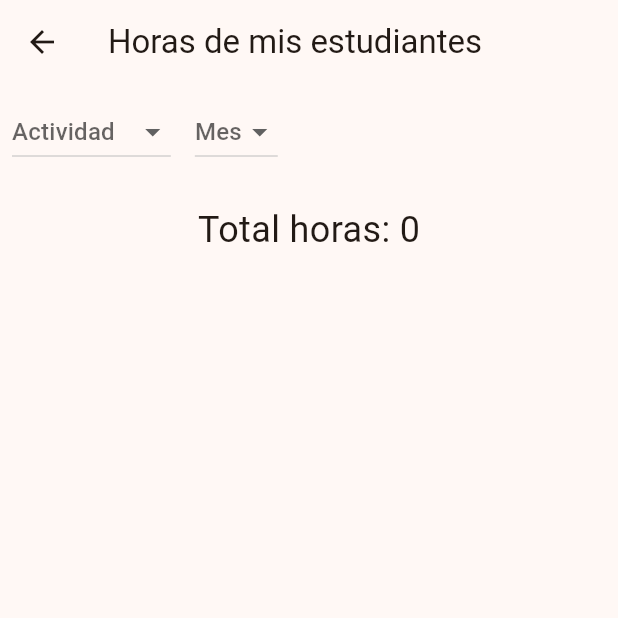
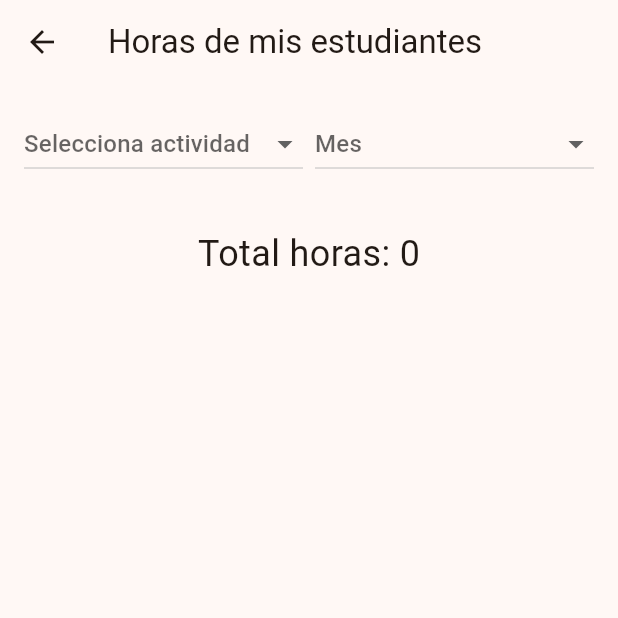
Before and after one commit to Antonella055/DDBE-Proyecto, a Flutter app: the EstadisticasProfe screen opened directly with empty values, on a phone screen of 412 x 824 dp, the top half of it. Run offline on Flutter 3.47's test engine with Material 3 defaults, Android fonts, the phone set to English and light mode, and no system bars; our stand-ins replace fl_chart, flutter_dotenv, image_picker, supabase_flutter, table_calendar; accounts and stored records are empty; network calls fail; Roboto replaces fonts that are missing (Arial).

Commit message:
modificacion de edicion de horas culminadas

```diff
--- /dev/null
+++ b/lib/features/home/presentation/widgets/FiltroWidget.dart
@@ -0,0 +1,62 @@
+import 'package:flutter/material.dart';
+
+class FiltroWidget extends StatelessWidget {
+  final List<String> actividades;
+  final String? actividadSeleccionada;
+  final int? mesSeleccionado;
+  final void Function(String?, int?) onFiltrar;
+
+  const FiltroWidget({
+    super.key,
+    required this.actividades,
+    required this.actividadSeleccionada,
+    required this.mesSeleccionado,
+    required this.onFiltrar,
+  });
+
+  @override
+  Widget build(BuildContext context) {
+    return Padding(
+      padding: const EdgeInsets.all(8.0),
+      child: Row(
+        children: [
+          // Filtro de actividad
+          Expanded(
+            child: DropdownButton<String>(
+              value: actividadSeleccionada,
+              hint: const Text('Selecciona actividad'),
+              isExpanded: true,
+              items: actividades.map((actividad) {
+                return DropdownMenuItem<String>(
+                  value: actividad,
+                  child: Text(actividad),
+                );
+              }).toList(),
+              onChanged: (value) {
+                onFiltrar(value, mesSeleccionado);
+              },
+            ),
+          ),
+          const SizedBox(width: 8),
+          // Filtro de mes
+          Expanded(
+            child: DropdownButton<int>(
+              value: mesSeleccionado,
+              hint: const Text('Mes'),
+              isExpanded: true,
+              items: List.generate(12, (i) => i + 1).map((mes) {
+                return DropdownMenuItem<int>(
+                  value: mes,
+                  child: Text('Mes $mes'),
+                );
+              }).toList(),
+              onChanged: (value) {
+                onFiltrar(actividadSeleccionada, value);
+              },
+            ),
+          ),
+        ],
+      ),
+    );
+  }
+}
--- a/lib/features/home/presentation/widgets/filtro.dart
+++ /dev/null
@@ -1,57 +0,0 @@
-import 'package:flutter/material.dart';
-
-class FiltroWidget extends StatefulWidget {
-  final List<String> actividades;
-  final Function(String? actividad, int? mes) onFiltrar;
-
-  const FiltroWidget({
-    super.key,
-    required this.actividades,
-    required this.onFiltrar,
-  });
-
-  @override
-  State<FiltroWidget> createState() => _FiltroWidgetState();
-}
-
-class _FiltroWidgetState extends State<FiltroWidget> {
-  String? actividadSeleccionada;
-  int? mesSeleccionado;
-
-  @override
-  Widget build(BuildContext context) {
-    return Row(
-      children: [
-        DropdownButton<String>(
-          hint: const Text('Actividad'),
-          value: actividadSeleccionada,
-          items:
-              widget.actividades
-                  .map((act) => DropdownMenuItem(value: act, child: Text(act)))
-                  .toList(),
-          onChanged: (value) {
-            setState(() {
-              actividadSeleccionada = value;
-            });
-            widget.onFiltrar(actividadSeleccionada, mesSeleccionado);
-          },
-        ),
-        const SizedBox(width: 16),
-        DropdownButton<int>(
-          hint: const Text('Mes'),
-          value: mesSeleccionado,
-          items: List.generate(
-            12,
-            (i) => DropdownMenuItem(value: i + 1, child: Text('${i + 1}')),
-          ),
-          onChanged: (value) {
-            setState(() {
-              mesSeleccionado = value;
-            });
-            widget.onFiltrar(actividadSeleccionada, mesSeleccionado);
-          },
-        ),
-      ],
-    );
-  }
-}
--- a/lib/features/home/presentation/widgets/horas_estudiantes_profesor.dart
+++ b/lib/features/home/presentation/widgets/horas_estudiantes_profesor.dart
@@ -1,7 +1,8 @@
 import 'package:flutter/material.dart';
 import 'package:ayudantia_software/services/supabase_service.dart';
-import 'filtro.dart';
+
 import 'estadisticas_del_estudiante.dart'; // Importa el gráfico
+import 'FiltroWidget.dart';
 
 class EstadisticasProfe extends StatefulWidget {
   final String profesorId; // Pasa el id del profesor
@@ -57,7 +58,7 @@ class _EstadisticasProfeState extends State<EstadisticasProfe> {
     // Calcula el mapa de horas por estudiante para el gráfico
     Map<String, int> horasPorEstudiante = {};
     for (final item in _horas) {
-      final nombre = item['estudiantes']?['nombre'] ?? 'Sin nombre';
+      final nombre = (item['estudiantes'] as Map?)?['nombre']?.toString() ?? 'Sin nombre';
       final horas =
           item['horas'] is int
               ? item['horas'] as int
@@ -73,6 +74,8 @@ class _EstadisticasProfeState extends State<EstadisticasProfe> {
             padding: const EdgeInsets.all(8.0),
             child: FiltroWidget(
               actividades: actividades,
+              actividadSeleccionada: actividadSeleccionada,
+              mesSeleccionado: mesSeleccionado,
               onFiltrar: (actividad, mes) {
                 cargarHoras(actividad: actividad, mes: mes);
               },
@@ -85,7 +88,6 @@ class _EstadisticasProfeState extends State<EstadisticasProfe> {
               style: const TextStyle(fontSize: 24),
             ),
           ),
-          // Aquí va el gráfico
           if (horasPorEstudiante.isNotEmpty)
             SizedBox(
               height: 250,
@@ -99,10 +101,10 @@ class _EstadisticasProfeState extends State<EstadisticasProfe> {
                 ..._horas.map(
                   (item) => ListTile(
                     title: Text(
-                      'Estudiante: ${item['estudiantes'] != null ? item['estudiantes']['nombre'] ?? '' : ''}',
+                      'Estudiante: ${(item['estudiantes'] as Map?)?['nombre']?.toString() ?? 'Sin nombre'}',
                     ),
-                    subtitle: Text('Fecha: ${item['fecha']}'),
-                    trailing: Text('Horas: ${item['horas']}'),
+                    subtitle: Text('Fecha: ${item['fecha'] ?? 'No especificada'}'),
+                    trailing: Text('Horas: ${item['horas']?.toString() ?? '0'}'),
                   ),
                 ),
               ],
```
Also changed, not shown: lib/features/auth/presentation/pages/login_page.dart (+48 -20 lines), lib/features/home/presentation/pages/dashboard_profesor.dart (deleted, +0 -160 lines), lib/features/home/presentation/pages/horas_culminadas_screen.dart (+30 -18 lines), lib/features/home/presentation/pages/professor_dashboard_screen.dart (added, +69 -0 lines), lib/features/home/presentation/widgets/custom_appbar.dart (+17 -5 lines), lib/features/home/presentation/widgets/estadisticas_del_estudiante.dart (+13 -4 lines), lib/features/home/presentation/widgets/student_list_widget.dart (added, +49 -0 lines), lib/main.dart (+34 -24 lines), lib/services/supabase_service.dart (+89 -8 lines).
